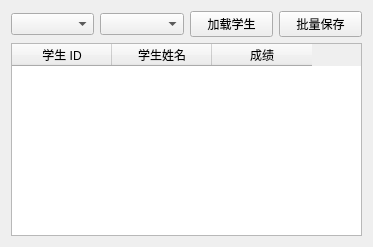
Qt form student/scoreinputwidget.ui (Azulfufu/Qt-student-performance) before a commit.
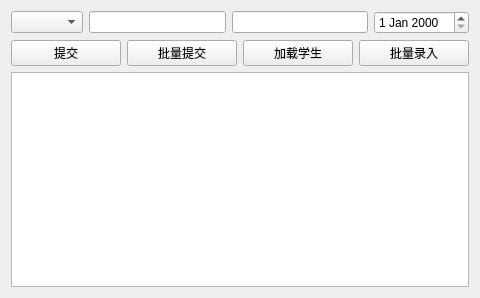
The same form after that commit.

Commit message: 修改不能录入成绩的bug；修改同时选择两个条件数据为空的bug；提交数据库

What changed in the file:
```diff
--- a/student/scoreinputwidget.ui
+++ b/student/scoreinputwidget.ui
@@ -6,21 +6,45 @@
    <rect>
     <x>0</x>
     <y>0</y>
-    <width>373</width>
-    <height>247</height>
+    <width>480</width>
+    <height>298</height>
    </rect>
   </property>
   <property name="windowTitle">
    <string>Form</string>
   </property>
   <layout class="QVBoxLayout" name="verticalLayout">
+   <item>
+    <layout class="QHBoxLayout" name="horizontalLayout_2">
+     <item>
+      <widget class="QComboBox" name="cbStudent"/>
+     </item>
+     <item>
+      <widget class="QLineEdit" name="leCourse"/>
+     </item>
+     <item>
+      <widget class="QLineEdit" name="leScore"/>
+     </item>
+     <item>
+      <widget class="QDateEdit" name="dateEditExam"/>
+     </item>
+    </layout>
+   </item>
    <item>
     <layout class="QHBoxLayout" name="horizontalLayout">
      <item>
-      <widget class="QComboBox" name="cbxClass"/>
+      <widget class="QPushButton" name="btnSingleSubmit">
+       <property name="text">
+        <string>提交</string>
+       </property>
+      </widget>
      </item>
      <item>
-      <widget class="QComboBox" name="cbxCourse"/>
+      <widget class="QPushButton" name="btnBatchSubmit">
+       <property name="text">
+        <string>批量提交</string>
+       </property>
+      </widget>
      </item>
      <item>
       <widget class="QPushButton" name="btnLoadStudents">
@@ -32,30 +56,14 @@
      <item>
       <widget class="QPushButton" name="btnSaveScores">
        <property name="text">
-        <string>批量保存</string>
+        <string>批量录入</string>
        </property>
       </widget>
      </item>
     </layout>
    </item>
    <item>
-    <widget class="QTableWidget" name="tableStudents">
-     <column>
-      <property name="text">
-       <string>学生 ID</string>
-      </property>
-     </column>
-     <column>
-      <property name="text">
-       <string>学生姓名</string>
-      </property>
-     </column>
-     <column>
-      <property name="text">
-       <string>成绩</string>
-      </property>
-     </column>
-    </widget>
+    <widget class="QTableWidget" name="tableBatchScore"/>
    </item>
   </layout>
  </widget>
```
Left out of the diff: 2 changed lines with no effect on the pictures. The commit also changes 7 other files.
